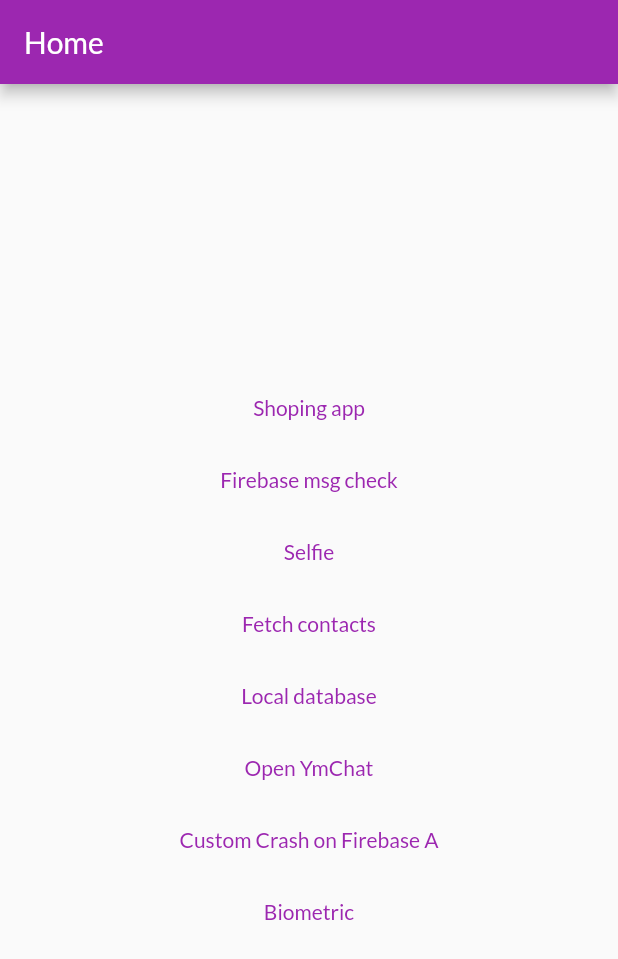
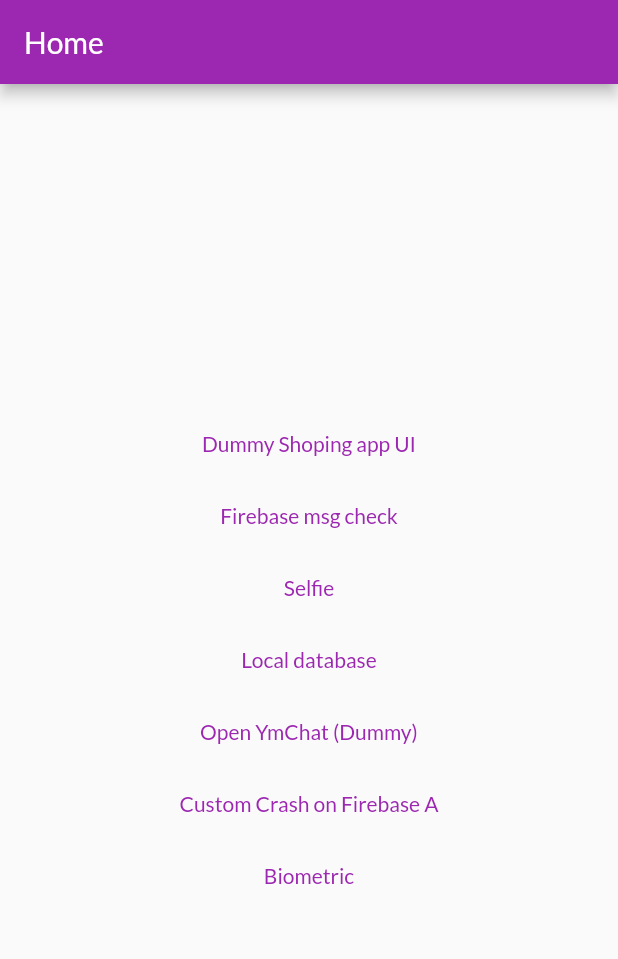
Before and after one commit to AnkitPandey14ap/flutter_complete_guide, a Flutter app: the screen it shows after launch, on a phone screen of 412 x 824 dp. Shown: the top 959 px of the screen. Run offline on Flutter 3.47's test engine with Material 2 defaults, Android fonts, the phone set to English and light mode, and no system bars; our stand-ins replace camera, contacts_service, firebase_core, firebase_crashlytics, firebase_database, image_picker and 1 more; missing offline and left inert: google_mlkit_commons, google_mlkit_face_detection, ymchat_flutter; accounts and stored records are empty.

Commit message:
removed some code, permissions

```diff
--- a/lib/main.dart
+++ b/lib/main.dart
@@ -49,7 +49,7 @@ class MyApp extends StatelessWidget {
       // Initialize FlutterFire
       future: Firebase.initializeApp(),
       builder: (context, snapshot) {
-        // Check for errors
+        // Check for errorsH
         if (snapshot.hasError) {
           return Container();
         }
--- a/lib/screens/home_screen.dart
+++ b/lib/screens/home_screen.dart
@@ -38,7 +38,7 @@ class _HomeScreenState extends State<HomeScreen> {
               );
             },
             child: Text(
-              "Shoping app",
+              "Dummy Shoping app UI",
               textDirection: TextDirection.ltr,
               textAlign: TextAlign.end,
             ),
@@ -51,10 +51,10 @@ class _HomeScreenState extends State<HomeScreen> {
           TextButton(
               onPressed: () => navigateToSelfieScreen(context),
               child: Text("Selfie")),
-          TextButton(
-            onPressed: fetchContacts,
-            child: Text("Fetch contacts"),
-          ),
+          // TextButton(
+          //   onPressed: fetchContacts,
+          //   child: Text("Fetch contacts"),
+          // ),
           TextButton(
             onPressed: () {
               navigateLocalDbScreen(context);
@@ -63,7 +63,7 @@ class _HomeScreenState extends State<HomeScreen> {
           ),
           TextButton(
             onPressed: openYmChat,
-            child: Text("Open YmChat"),
+            child: Text("Open YmChat (Dummy)"),
           ),
           TextButton(
             onPressed: () {
```
Also changed, not shown: 4 other files.
